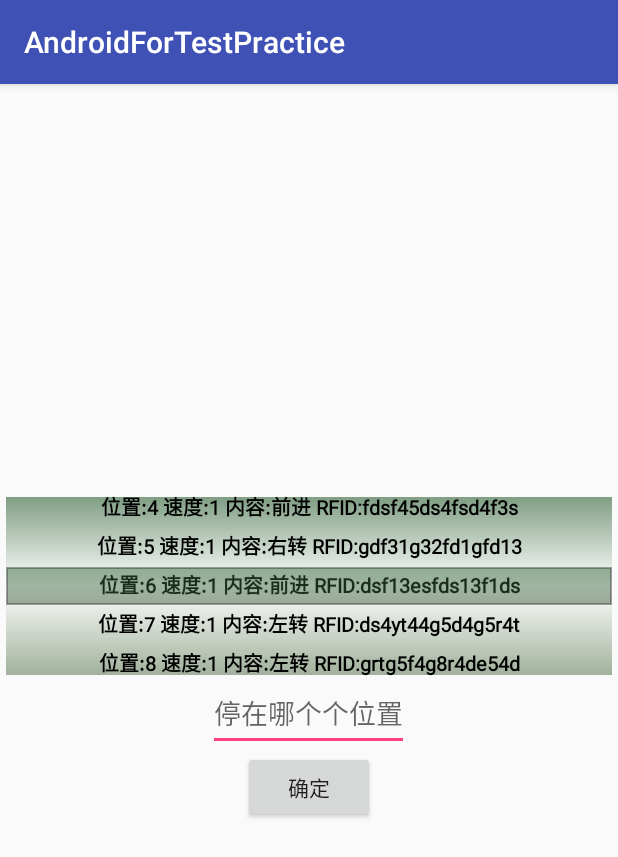
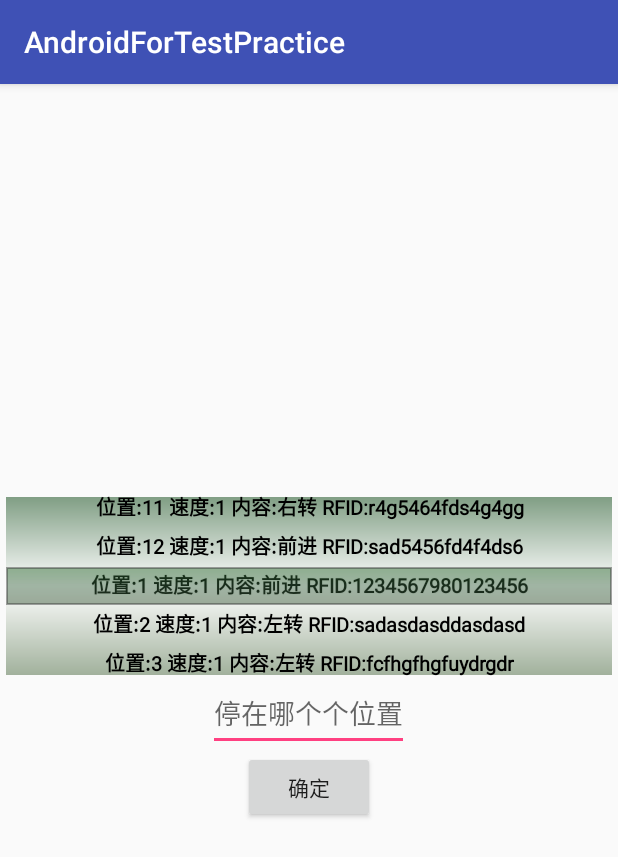
Before and after one commit to goodideas/AndroidForTestPractice, an Android app: the Btn1Activity screen opened directly, with no data from a screen before it, after a tap on "确定", on a phone screen of 412 x 824 dp. Shown: the top 857 px of the screen. Run offline under Robolectric (Android 15) with nearby library versions, the phone set to English and light mode, and no system bars.

Commit message:
修改btn1Activity代码，String[]改为List。

```diff
--- a/app/src/main/java/com/kevin/androidfortestpractice/activity/Btn1Activity.java
+++ b/app/src/main/java/com/kevin/androidfortestpractice/activity/Btn1Activity.java
@@ -15,6 +15,8 @@ import com.kevin.androidfortestpractice.views.OnWheelChangedListener;
 import com.kevin.androidfortestpractice.views.OnWheelScrollListener;
 import com.kevin.androidfortestpractice.views.WheelView;
 
+import java.util.ArrayList;
+import java.util.List;
 import java.util.Stack;
 
 public class Btn1Activity extends AppCompatActivity {
@@ -24,6 +26,7 @@ public class Btn1Activity extends AppCompatActivity {
     private Toast toast;
     private Button btnTest;
     private EditText etNumber;
+    private List<String> mList = new ArrayList<>();
 
     @Override
     protected void onCreate(Bundle savedInstanceState) {
@@ -37,20 +40,35 @@ public class Btn1Activity extends AppCompatActivity {
 
             Log.e(TAG, "长度为空");
         }
-        wheel.setAdapter(new ArrayWheelAdapter<>(new String[]{
-                "位置:1 速度:1 内容:前进 RFID:1234567980123456",
-                "位置:2 速度:1 内容:左转 RFID:sadasdasddasdasd",
-                "位置:3 速度:1 内容:左转 RFID:fcfhgfhgfuydrgdr",
-                "位置:4 速度:1 内容:前进 RFID:fdsf45ds4fsd4f3s",
-                "位置:5 速度:1 内容:右转 RFID:gdf31g32fd1gfd13",
-                "位置:6 速度:1 内容:前进 RFID:dsf13esfds13f1ds",
-                "位置:7 速度:1 内容:左转 RFID:ds4yt44g5d4g5r4t",
-                "位置:8 速度:1 内容:左转 RFID:grtg5f4g8r4de54d",
-                "位置:9 速度:1 内容:前进 RFID:esryt8kj87awwtf4",
-                "位置:10 速度:1 内容:前进 RFID:asd45s4f5ds4fs4",
-                "位置:11 速度:1 内容:右转 RFID:r4g5464fds4g4gg",
-                "位置:12 速度:1 内容:前进 RFID:sad5456fd4f4ds6"
-        }));
+        mList.add("位置:1 速度:1 内容:前进 RFID:1234567980123456");
+        mList.add("位置:2 速度:1 内容:左转 RFID:sadasdasddasdasd");
+        mList.add("位置:3 速度:1 内容:左转 RFID:fcfhgfhgfuydrgdr");
+        mList.add("位置:4 速度:1 内容:前进 RFID:fdsf45ds4fsd4f3s");
+        mList.add("位置:5 速度:1 内容:右转 RFID:gdf31g32fd1gfd13");
+        mList.add("位置:6 速度:1 内容:前进 RFID:dsf13esfds13f1ds");
+        mList.add("位置:7 速度:1 内容:左转 RFID:ds4yt44g5d4g5r4t");
+        mList.add("位置:8 速度:1 内容:左转 RFID:grtg5f4g8r4de54d");
+        mList.add("位置:9 速度:1 内容:前进 RFID:esryt8kj87awwtf4");
+        mList.add("位置:10 速度:1 内容:前进 RFID:asd45s4f5ds4fs4");
+        mList.add("位置:11 速度:1 内容:右转 RFID:r4g5464fds4g4gg");
+        mList.add("位置:12 速度:1 内容:前进 RFID:sad5456fd4f4ds6");
+        wheel.setAdapter(new ArrayWheelAdapter<>(mList));
+
+
+//        wheel.setAdapter(new ArrayWheelAdapter<>(new String[]{
+//                "位置:1 速度:1 内容:前进 RFID:1234567980123456",
+//                "位置:2 速度:1 内容:左转 RFID:sadasdasddasdasd",
+//                "位置:3 速度:1 内容:左转 RFID:fcfhgfhgfuydrgdr",
+//                "位置:4 速度:1 内容:前进 RFID:fdsf45ds4fsd4f3s",
+//                "位置:5 速度:1 内容:右转 RFID:gdf31g32fd1gfd13",
+//                "位置:6 速度:1 内容:前进 RFID:dsf13esfds13f1ds",
+//                "位置:7 速度:1 内容:左转 RFID:ds4yt44g5d4g5r4t",
+//                "位置:8 速度:1 内容:左转 RFID:grtg5f4g8r4de54d",
+//                "位置:9 速度:1 内容:前进 RFID:esryt8kj87awwtf4",
+//                "位置:10 速度:1 内容:前进 RFID:asd45s4f5ds4fs4",
+//                "位置:11 速度:1 内容:右转 RFID:r4g5464fds4g4gg",
+//                "位置:12 速度:1 内容:前进 RFID:sad5456fd4f4ds6"
+//        }));
 //        wheel.setAdapter(new ArrayWheelAdapter<>(n));
         wheel.setCyclic(true);
         wheel.TEXT_SIZE = 20;
@@ -69,7 +87,12 @@ public class Btn1Activity extends AppCompatActivity {
         btnTest.setOnClickListener(new View.OnClickListener() {
             @Override
             public void onClick(View v) {
-                wheel.setCurrentItem(Integer.parseInt(etNumber.getText().toString()));
+
+                int getI = getLoc(mList,"1234567980123456");
+                if (getI!=-1) {
+                    wheel.setCurrentItem(getI);
+                }
+//                wheel.setCurrentItem(Integer.parseInt(etNumber.getText().toString()));
                 String m = wheel.getAdapter().getItem(wheel.getCurrentItem());
                 Log.e(TAG, "m=" + m);
             }
@@ -100,4 +123,16 @@ public class Btn1Activity extends AppCompatActivity {
         toast.show();
     }
 
+    //查找list内包含指定字符串的ID
+    private int getLoc(List<String> list, String conString) {
+        int getLoc = -1;
+        int size = list.size();
+        for (int i = 0; i < size; i++) {
+            if (list.get(i).contains(conString)) {
+                getLoc = i;
+            }
+        }
+        return getLoc;
+    }
+
 }
--- a/app/src/main/java/com/kevin/androidfortestpractice/views/ArrayWheelAdapter.java
+++ b/app/src/main/java/com/kevin/androidfortestpractice/views/ArrayWheelAdapter.java
@@ -14,6 +14,8 @@
  *  limitations under the License.
  */
 package com.kevin.androidfortestpractice.views;
+
+import java.util.List;
 
 /**
  * The simple Array wheel adapter
@@ -37,6 +39,12 @@ public class ArrayWheelAdapter<T> implements WheelAdapter {
 	public ArrayWheelAdapter(T items[], int length) {
 		this.items = items;
 		this.length = length;
+	}
+
+	public ArrayWheelAdapter(List<String> mList) {
+		this.items = (T[]) mList.toArray();
+//		this.items = items;
+		this.length = mList.size();
 	}
 
 	/**
```
